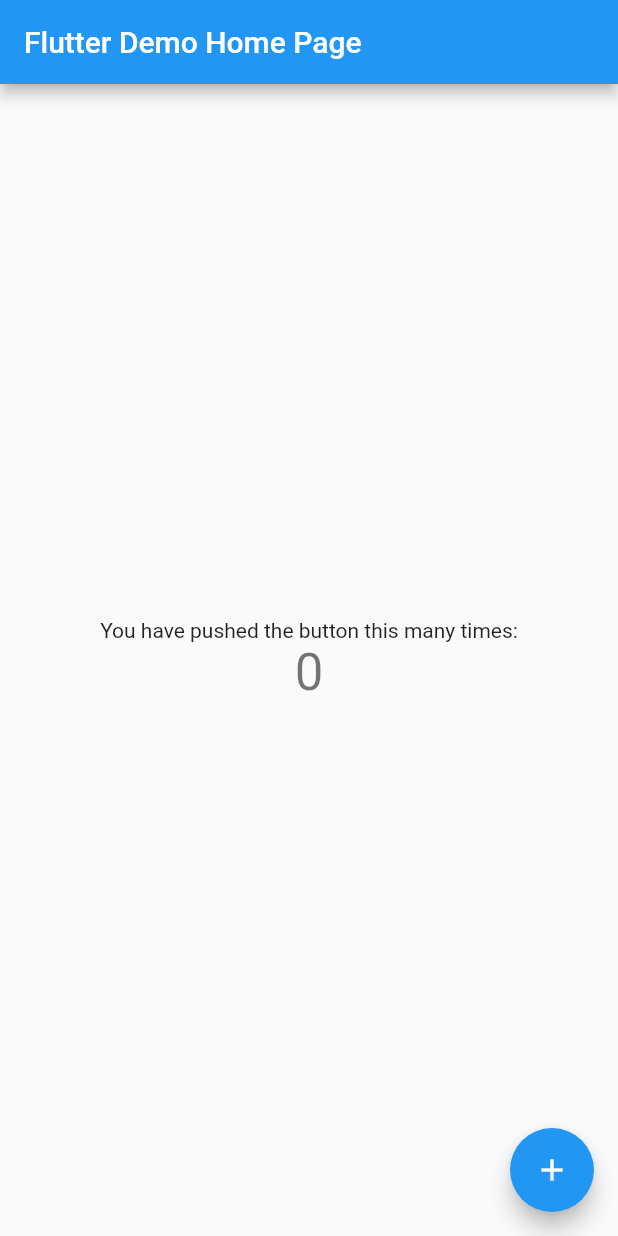
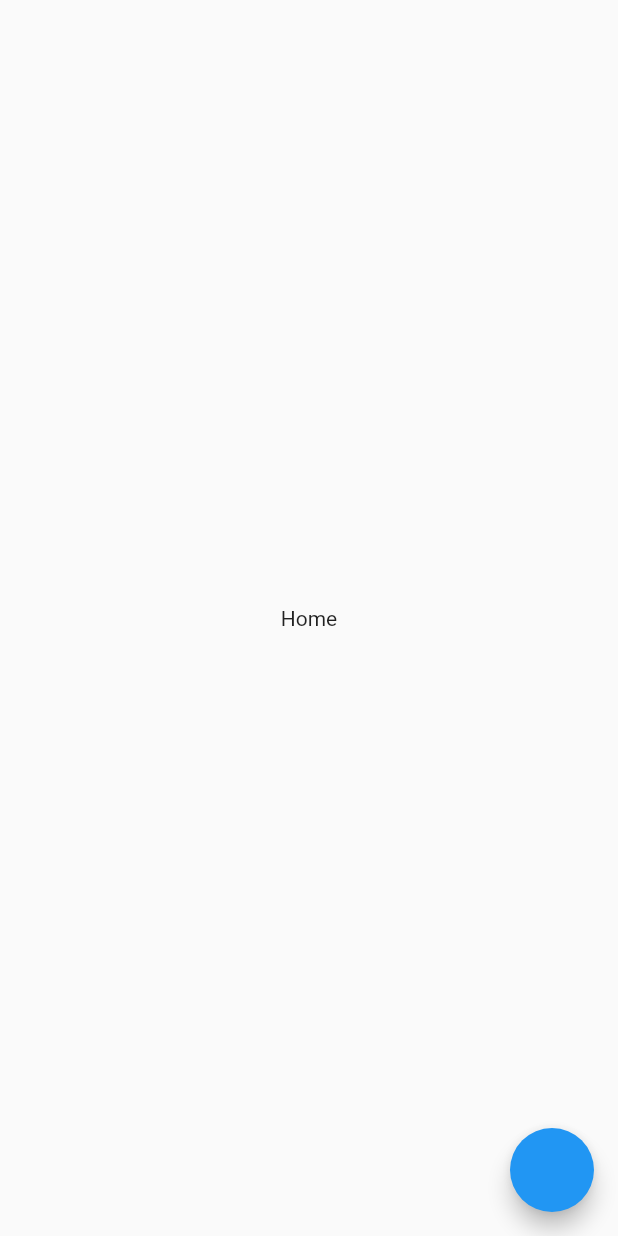
Before and after one commit to MCris29/trivia_game, a Flutter app: the screen it shows after launch, on a phone screen of 412 x 824 dp. Run offline on Flutter 3.47's test engine with Material 2 defaults, Android fonts, the phone set to English and light mode, and no system bars.

```diff
--- a/lib/main.dart
+++ b/lib/main.dart
@@ -1,4 +1,6 @@
 import 'package:flutter/material.dart';
+import 'package:trivia_game/src/routes/constants_routes.dart';
+import 'package:trivia_game/src/routes/router.dart' as router;
 
 void main() {
   runApp(MyApp());
@@ -9,7 +11,7 @@ class MyApp extends StatelessWidget {
   @override
   Widget build(BuildContext context) {
     return MaterialApp(
-      title: 'Flutter Demo',
+      title: 'Trivia Game',
       theme: ThemeData(
         // This is the theme of your application.
         //
@@ -22,92 +24,8 @@ class MyApp extends StatelessWidget {
         // is not restarted.
         primarySwatch: Colors.blue,
       ),
-      home: MyHomePage(title: 'Flutter Demo Home Page'),
+      onGenerateRoute: router.generateRoute,
+      initialRoute: HOME,
     );
   }
 }
-
-class MyHomePage extends StatefulWidget {
-  MyHomePage({Key? key, required this.title}) : super(key: key);
-
-  // This widget is the home page of your application. It is stateful, meaning
-  // that it has a State object (defined below) that contains fields that affect
-  // how it looks.
-
-  // This class is the configuration for the state. It holds the values (in this
-  // case the title) provided by the parent (in this case the App widget) and
-  // used by the build method of the State. Fields in a Widget subclass are
-  // always marked "final".
-
-  final String title;
-
-  @override
-  _MyHomePageState createState() => _MyHomePageState();
-}
-
-class _MyHomePageState extends State<MyHomePage> {
-  int _counter = 0;
-
-  void _incrementCounter() {
-    setState(() {
-      // This call to setState tells the Flutter framework that something has
-      // changed in this State, which causes it to rerun the build method below
-      // so that the display can reflect the updated values. If we changed
-      // _counter without calling setState(), then the build method would not be
-      // called again, and so nothing would appear to happen.
-      _counter++;
-    });
-  }
-
-  @override
-  Widget build(BuildContext context) {
-    // This method is rerun every time setState is called, for instance as done
-    // by the _incrementCounter method above.
-    //
-    // The Flutter framework has been optimized to make rerunning build methods
-    // fast, so that you can just rebuild anything that needs updating rather
-    // than having to individually change instances of widgets.
-    return Scaffold(
-      appBar: AppBar(
-        // Here we take the value from the MyHomePage object that was created by
-        // the App.build method, and use it to set our appbar title.
-        title: Text(widget.title),
-      ),
-      body: Center(
-        // Center is a layout widget. It takes a single child and positions it
-        // in the middle of the parent.
-        child: Column(
-          // Column is also a layout widget. It takes a list of children and
-          // arranges them vertically. By default, it sizes itself to fit its
-          // children horizontally, and tries to be as tall as its parent.
-          //
-          // Invoke "debug painting" (press "p" in the console, choose the
-          // "Toggle Debug Paint" action from the Flutter Inspector in Android
-          // Studio, or the "Toggle Debug Paint" command in Visual Studio Code)
-          // to see the wireframe for each widget.
-          //
-          // Column has various properties to control how it sizes itself and
-          // how it positions its children. Here we use mainAxisAlignment to
-          // center the children vertically; the main axis here is the vertical
-          // axis because Columns are vertical (the cross axis would be
-          // horizontal).
-          mainAxisAlignment: MainAxisAlignment.center,
-          children: <Widget>[
-            Text(
-              'You have pushed the button this many times:',
-            ),
-            Text(
-              '$_counter',
-              style: Theme.of(context).textTheme.headline4,
-            ),
-          ],
-        ),
-      ),
-      floatingActionButton: FloatingActionButton(
-        onPressed: _incrementCounter,
-        tooltip: 'Increment',
-        child: Icon(Icons.add),
-      ), // This trailing comma makes auto-formatting nicer for build methods.
-    );
-  }
-}
--- /dev/null
+++ b/lib/src/pages/GamePage.dart
@@ -0,0 +1,15 @@
+import 'package:flutter/cupertino.dart';
+import 'package:flutter/material.dart';
+
+class GamePage extends StatelessWidget {
+  const GamePage({Key? key}): super(key: key);
+
+  @override
+  Widget build(BuildContext context){
+    return Scaffold(
+      body: Center(
+        child: Text('Game'),
+      ),
+    );
+  }
+}
--- /dev/null
+++ b/lib/src/pages/HomePage.dart
@@ -0,0 +1,21 @@
+import 'package:flutter/cupertino.dart';
+import 'package:flutter/material.dart';
+import 'package:trivia_game/src/routes/constants_routes.dart';
+
+class HomePage extends StatelessWidget {
+  const HomePage({Key? key}) : super(key: key);
+
+  @override
+  Widget build(BuildContext context) {
+    return Scaffold(
+      floatingActionButton: FloatingActionButton(
+        onPressed: () {
+          Navigator.pushNamed(context, GAME);
+        },
+      ),
+      body: Center(
+        child: Text("Home"),
+      ),
+    );
+  }
+}
--- /dev/null
+++ b/lib/src/routes/constants_routes.dart
@@ -0,0 +1,2 @@
+const String HOME = '/';
+const String GAME = 'game';
--- /dev/null
+++ b/lib/src/routes/router.dart
@@ -0,0 +1,15 @@
+import 'package:flutter/material.dart';
+import 'package:trivia_game/src/pages/HomePage.dart';
+import 'package:trivia_game/src/pages/GamePage.dart';
+import 'package:trivia_game/src/routes/constants_routes.dart';
+
+Route<dynamic> generateRoute(RouteSettings settings) {
+  switch (settings.name) {
+    case HOME:
+      return MaterialPageRoute(builder: (context) => HomePage());
+    case GAME:
+      return MaterialPageRoute(builder: (context) => GamePage());
+    default:
+      return MaterialPageRoute(builder: (context) => HomePage());
+  }
+}
```
